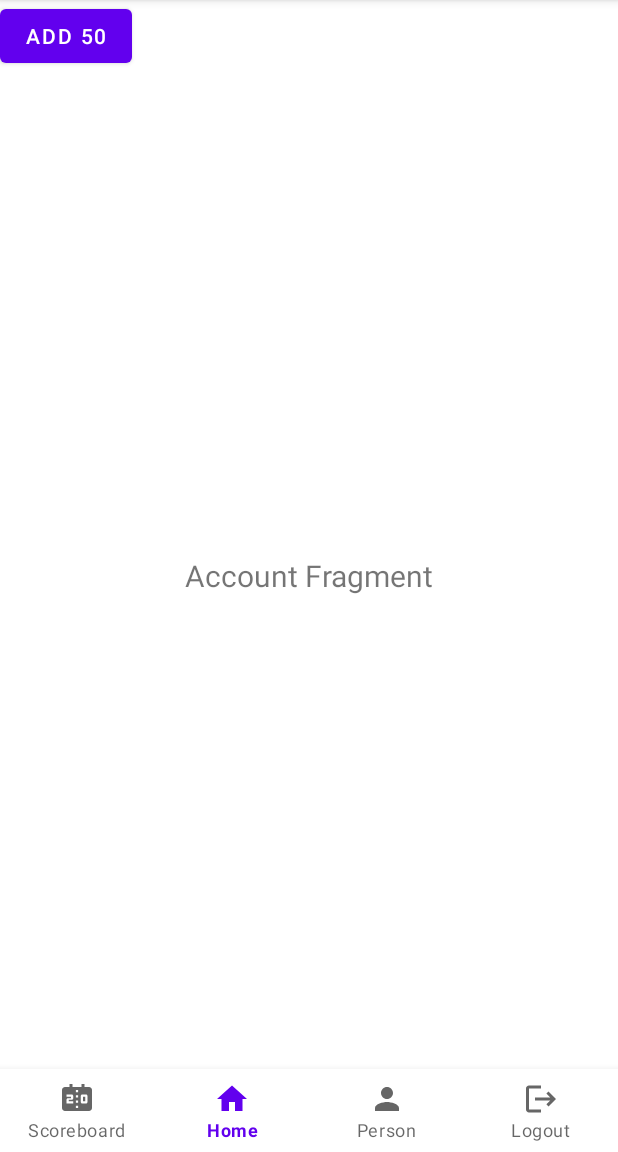
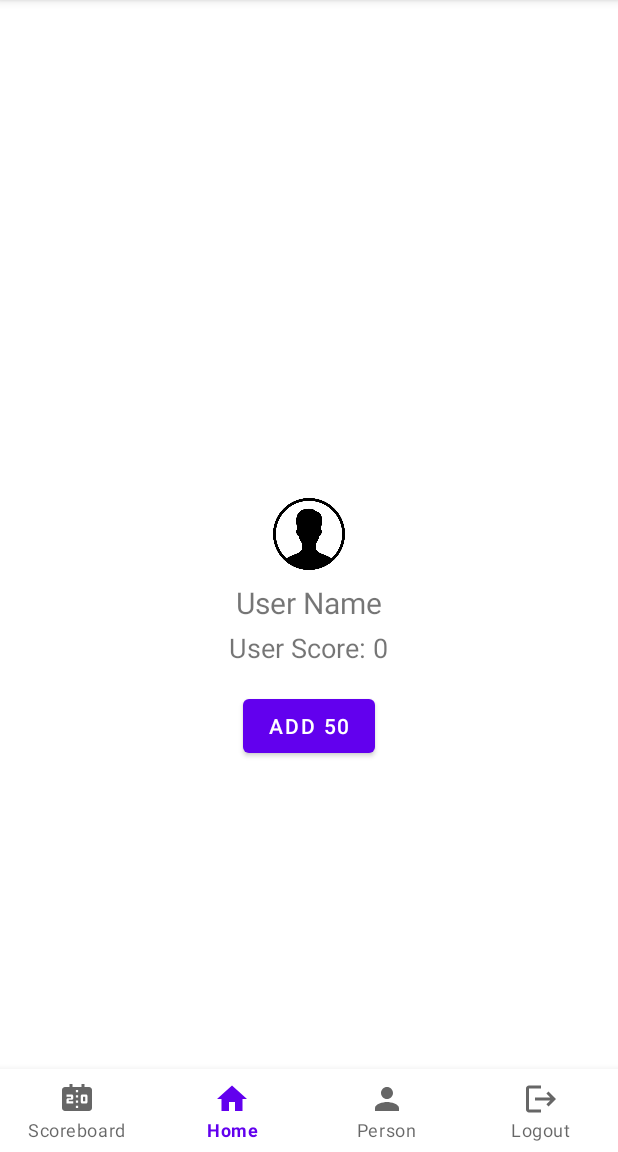
Before and after one commit to ckkwokeric/SEHS4681_gp_grp2, an Android app: the fragment AccountFragment placed in its activity, on a phone screen of 412 x 824 dp, the part 84-1236 px from its top. Run offline under Robolectric (Android 15) with nearby library versions, the phone set to English and light mode, and no system bars.

Commit message:
set account page

```diff
--- a/app/src/main/res/layout/fragment_account.xml
+++ b/app/src/main/res/layout/fragment_account.xml
@@ -3,21 +3,43 @@
     xmlns:tools="http://schemas.android.com/tools"
     android:layout_width="match_parent"
     android:layout_height="match_parent"
-    tools:context=".AccountFragment">
+    tools:context=".AccountFragment"
+    android:layout_marginBottom="@dimen/bottom_nav_min_height">
 
+    <ImageView
+        android:id="@+id/user_icon"
+        android:layout_width="48dp"
+        android:layout_height="48dp"
+        android:src="@drawable/user_icon"
+        android:layout_centerInParent="true" />
 
     <TextView
-        android:layout_width="match_parent"
-        android:layout_height="match_parent"
-        android:text="Account Fragment"
-        android:textAlignment="center"
-        android:gravity="center"
-        android:textSize="20dp"/>
+        android:id="@+id/user_name"
+        android:layout_width="wrap_content"
+        android:layout_height="wrap_content"
+        android:text="User Name"
+        android:textSize="20dp"
+        android:layout_below="@+id/user_icon"
+        android:layout_centerHorizontal="true"
+        android:layout_marginTop="8dp" />
+
+    <TextView
+        android:id="@+id/user_score"
+        android:layout_width="wrap_content"
+        android:layout_height="wrap_content"
+        android:text="User Score: 0"
+        android:textSize="18dp"
+        android:layout_below="@+id/user_name"
+        android:layout_centerHorizontal="true"
+        android:layout_marginTop="4dp" />
 
     <Button
         android:id="@+id/add_score_button"
         android:layout_width="wrap_content"
         android:layout_height="wrap_content"
-        android:text="Add 50" />
+        android:text="Add 50"
+        android:layout_below="@+id/user_score"
+        android:layout_centerHorizontal="true"
+        android:layout_marginTop="16dp" />
 
 </RelativeLayout>
```
Also changed, not shown: app/src/main/res/drawable/user_icon.png (added).
